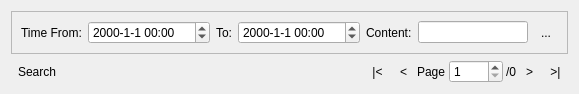
First picture: the form in APP/src/messenger/imclient/chatwindow/messagehistoryview.ui, repository RallyWRT/qtapplications, before the edit.
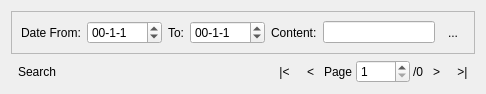
Second picture: the form after the edit. Icons and pictures are not drawn.

Patch:
```diff
--- a/APP/src/messenger/imclient/chatwindow/messagehistoryview.ui
+++ b/APP/src/messenger/imclient/chatwindow/messagehistoryview.ui
@@ -6,7 +6,7 @@
    <rect>
     <x>0</x>
     <y>0</y>
-    <width>579</width>
+    <width>486</width>
     <height>92</height>
    </rect>
   </property>
@@ -32,17 +32,23 @@
       <item>
        <widget class="QLabel" name="label_3">
         <property name="text">
-         <string>Time From:</string>
+         <string>Date From:</string>
         </property>
        </widget>
       </item>
       <item>
-       <widget class="QDateTimeEdit" name="dateTimeEditStartTime">
+       <widget class="QDateEdit" name="dateEditStartDate">
+        <property name="toolTip">
+         <string>Date Format:Year-Month-Day</string>
+        </property>
+        <property name="whatsThis">
+         <string>Date Format:Year-Month-Day</string>
+        </property>
         <property name="currentSection">
          <enum>QDateTimeEdit::YearSection</enum>
         </property>
         <property name="displayFormat">
-         <string>yyyy-M-d hh:mm</string>
+         <string>yy-M-d</string>
         </property>
        </widget>
       </item>
@@ -54,12 +60,18 @@
        </widget>
       </item>
       <item>
-       <widget class="QDateTimeEdit" name="dateTimeEditEndTime">
+       <widget class="QDateEdit" name="dateEditEndDate">
+        <property name="toolTip">
+         <string>Date Format:Year-Month-Day</string>
+        </property>
+        <property name="whatsThis">
+         <string>Date Format:Year-Month-Day</string>
+        </property>
         <property name="currentSection">
          <enum>QDateTimeEdit::YearSection</enum>
         </property>
         <property name="displayFormat">
-         <string>yyyy-M-d hh:mm</string>
+         <string>yy-M-d</string>
         </property>
        </widget>
       </item>
```
